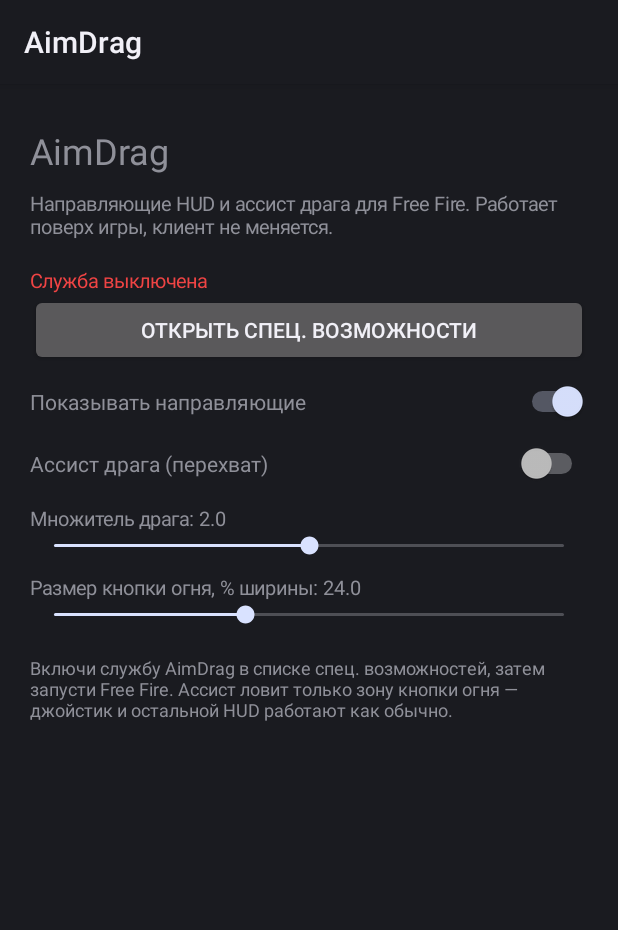
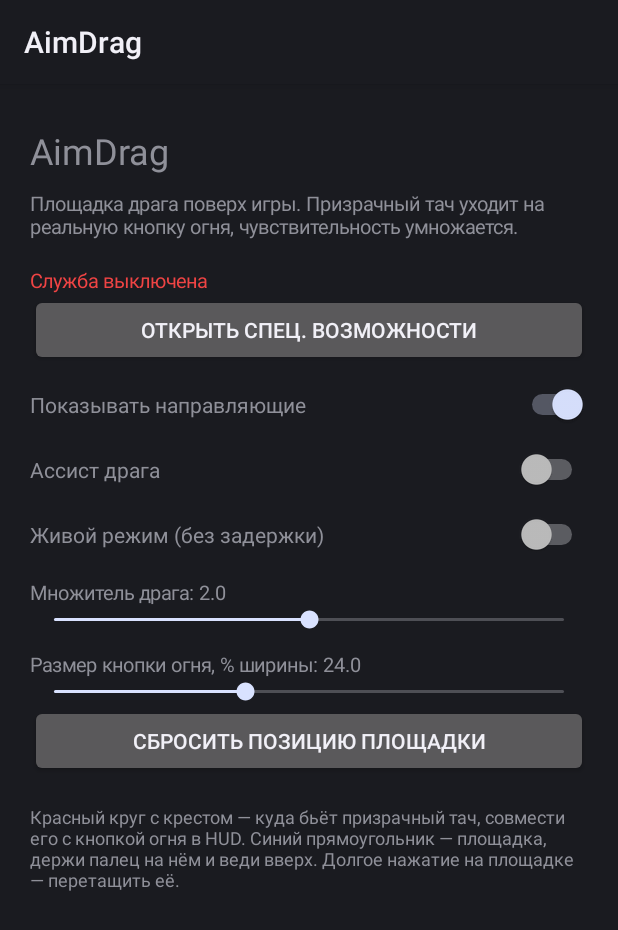
Before and after one commit to zzegna78/aimdrag2, an Android app: the screen it shows after launch (MainActivity), on a phone screen of 412 x 824 dp. Shown: the top 930 px of the screen. Run offline under Robolectric (Android 15) with nearby library versions, the phone set to English and light mode, and no system bars.

Commit message:
Refactor MainActivity layout and button handling

```diff
--- a/app/src/main/java/ai/venice/aimdrag/MainActivity.kt
+++ b/app/src/main/java/ai/venice/aimdrag/MainActivity.kt
@@ -23,13 +23,9 @@ class MainActivity : Activity() {
             setPadding(dp(20), dp(28), dp(20), dp(28))
         }
 
+        root.addView(TextView(this).apply { text = "AimDrag"; textSize = 24f })
         root.addView(TextView(this).apply {
-            text = "AimDrag"
-            textSize = 24f
-        })
-
-        root.addView(TextView(this).apply {
-            text = "Направляющие HUD и ассист драга для Free Fire. Работает поверх игры, клиент не меняется."
+            text = "Площадка драга поверх игры. Призрачный тач уходит на реальную кнопку огня, чувствительность умножается."
             textSize = 13f
             setPadding(0, dp(10), 0, dp(18))
         })
@@ -37,17 +33,27 @@ class MainActivity : Activity() {
         status = TextView(this).apply { textSize = 13f }
         root.addView(status)
 
-        root.addView(button("Открыть спец. возможности") {
-            startActivity(Intent(Settings.ACTION_ACCESSIBILITY_SETTINGS))
+        root.addView(Button(this).apply {
+            text = "Открыть спец. возможности"
+            setOnClickListener { startActivity(Intent(Settings.ACTION_ACCESSIBILITY_SETTINGS)) }
         })
 
         root.addView(toggle("Показывать направляющие", "guides", true))
-        root.addView(toggle("Ассист драга (перехват)", "assist", false))
+        root.addView(toggle("Ассист драга", "assist", false))
+        root.addView(toggle("Живой режим (без задержки)", "live", false))
         root.addView(slider("Множитель драга", "mult", 1.0f, 3.0f, 2.0f))
         root.addView(slider("Размер кнопки огня, % ширины", "fire_pct", 18f, 34f, 24f))
 
+        root.addView(Button(this).apply {
+            text = "Сбросить позицию площадки"
+            setOnClickListener {
+                prefs.edit().remove("pad_x").remove("pad_y").apply()
+                Toast.makeText(this@MainActivity, "Позиция сброшена", Toast.LENGTH_SHORT).show()
+            }
+        })
+
         root.addView(TextView(this).apply {
-            text = "Включи службу AimDrag в списке спец. возможностей, затем запусти Free Fire. Ассист ловит только зону кнопки огня — джойстик и остальной HUD работают как обычно."
+            text = "Красный круг с крестом — куда бьёт призрачный тач, совмести его с кнопкой огня в HUD. Синий прямоугольник — площадка, держи палец на нём и веди вверх. Долгое нажатие на площадке — перетащить её."
             textSize = 12f
             setPadding(0, dp(18), 0, 0)
         })
@@ -64,16 +70,11 @@ class MainActivity : Activity() {
         status.setTextColor(if (enabled) 0xFF22C55E.toInt() else 0xFFEF4444.toInt())
     }
 
-    private fun button(label: String, action: () -> Unit) = Button(this).apply {
-        text = label
-        setOnClickListener { action() }
-    }
-
     private fun toggle(label: String, key: String, def: Boolean): ViewGroup {
         val row = LinearLayout(this).apply {
             orientation = LinearLayout.HORIZONTAL
             gravity = Gravity.CENTER_VERTICAL
-            setPadding(0, dp(10), 0, dp(4))
+            setPadding(0, dp(12), 0, dp(4))
         }
         row.addView(TextView(this).apply {
             text = label
@@ -106,7 +107,7 @@ class MainActivity : Activity() {
                 override fun onStopTrackingTouch(sb: SeekBar?) {}
             })
         })
-        box.setPadding(0, dp(10), 0, 0)
+        box.setPadding(0, dp(12), 0, 0)
         return box
     }
 
```
